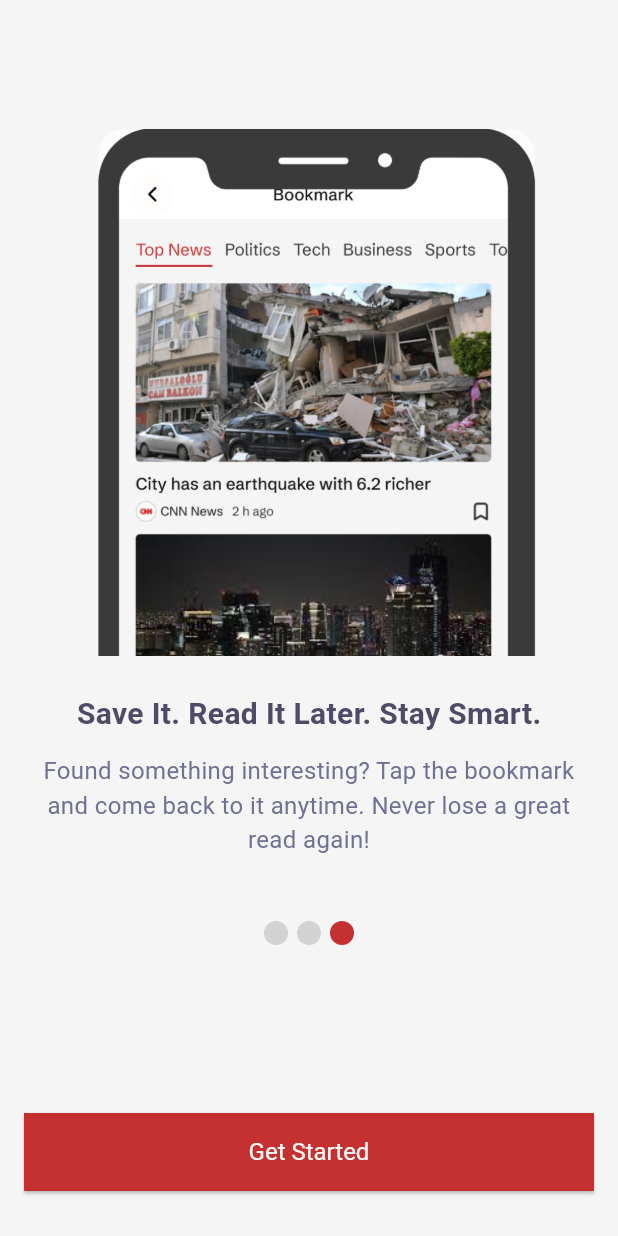
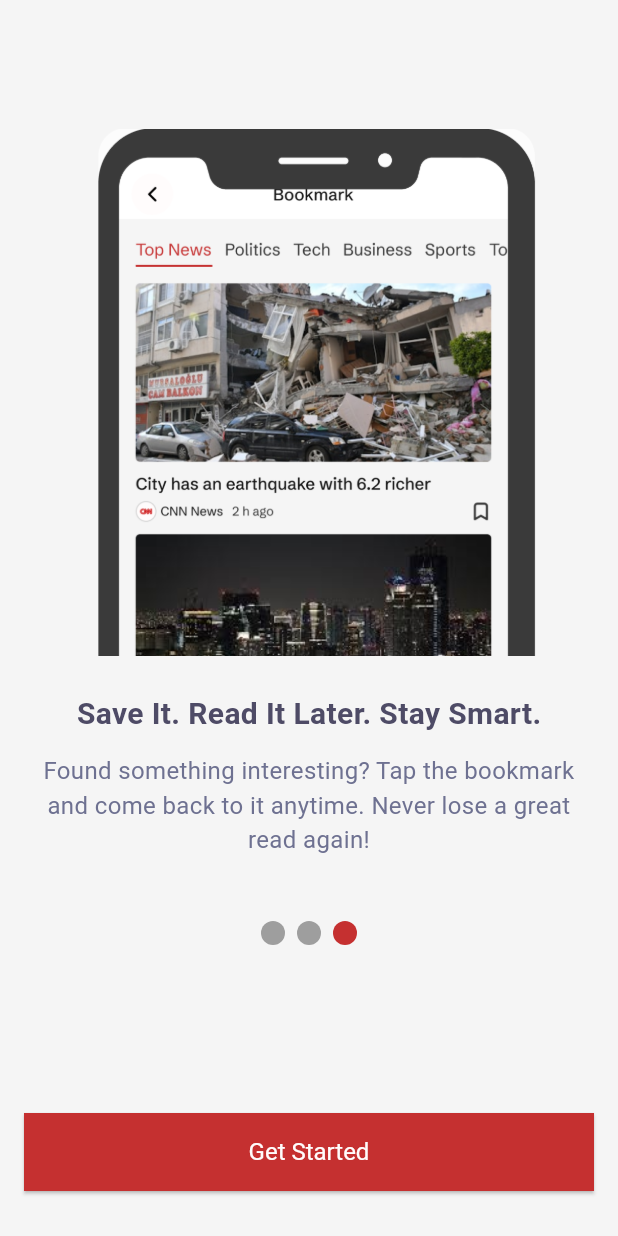
Before and after one commit to yousefemadkhazbak183/NewsApp, a Flutter app: the screen it shows after launch, swiped to page 3, on a phone screen of 412 x 824 dp. Run offline on Flutter 3.47's test engine with Material 3 defaults, Android fonts, the phone set to English and light mode, and no system bars; drawn by our look-alikes of smooth_page_indicator.

```diff
--- a/lib/features/onboarding/onboarding_screen.dart
+++ b/lib/features/onboarding/onboarding_screen.dart
@@ -2,6 +2,7 @@ import 'package:flutter/material.dart';
 import 'package:flutter_news_app/features/onboarding/controller/onboarding_controller.dart';
 import 'package:flutter_news_app/features/onboarding/model/onboarding_model.dart';
 import 'package:provider/provider.dart';
+import 'package:smooth_page_indicator/smooth_page_indicator.dart';
 
 class OnboardingScreen extends StatelessWidget {
   const OnboardingScreen({super.key});
@@ -87,25 +88,11 @@ class OnboardingScreen extends StatelessWidget {
                         OnboardingController value,
                         Widget? child,
                       ) {
-                        return Row(
-                          mainAxisAlignment: MainAxisAlignment.center,
-                          children: List.generate(
-                            3,
-                            (index) => Padding(
-                              padding: const EdgeInsets.symmetric(
-                                horizontal: 3,
-                              ),
-                              child: Container(
-                                height: 16,
-                                width: 16,
-                                decoration: BoxDecoration(
-                                  color: value.currentIndex == index
-                                      ? const Color(0xFFC53030)
-                                      : const Color(0xFFD3D3D3),
-                                  shape: BoxShape.circle,
-                                ),
-                              ),
-                            ),
+                        return SmoothPageIndicator(
+                          controller: value.pageController,
+                          count: 3,
+                          effect: const WormEffect(
+                            activeDotColor: Color(0xFFC53030),
                           ),
                         );
                       },
```
